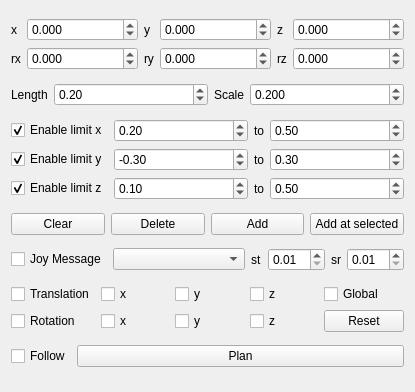
First picture: the form in rqt_interactive_probe/resource/InteractiveProbe.ui, repository hiveground-ros-package/hiveground_rqt, before the edit.
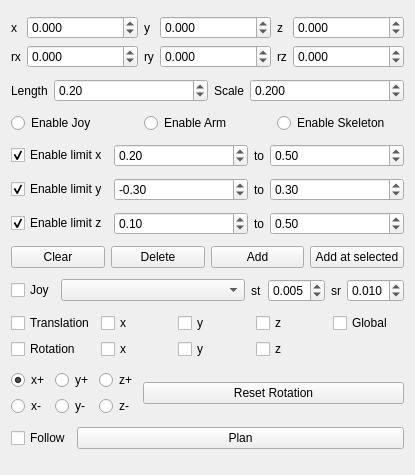
Second picture: the form after the edit.

Commit message: work with arm and skeleton gestures

```diff
--- a/rqt_interactive_probe/resource/InteractiveProbe.ui
+++ b/rqt_interactive_probe/resource/InteractiveProbe.ui
@@ -7,7 +7,7 @@
     <x>0</x>
     <y>0</y>
     <width>415</width>
-    <height>392</height>
+    <height>475</height>
    </rect>
   </property>
   <property name="sizePolicy">
@@ -19,7 +19,7 @@
   <property name="windowTitle">
    <string>Interactive Probe</string>
   </property>
-  <layout class="QVBoxLayout" name="verticalLayout_2">
+  <layout class="QVBoxLayout" name="verticalLayout_4">
    <item>
     <layout class="QHBoxLayout" name="horizontalLayout_2">
      <item>
@@ -289,10 +289,36 @@
     </layout>
    </item>
    <item>
-    <layout class="QVBoxLayout" name="verticalLayout">
-     <item>
       <layout class="QHBoxLayout" name="horizontalLayout_6">
        <item>
+      <widget class="QRadioButton" name="enable_joy">
+       <property name="text">
+        <string>Enable Joy</string>
+       </property>
+       <property name="checked">
+        <bool>true</bool>
+       </property>
+      </widget>
+     </item>
+     <item>
+      <widget class="QRadioButton" name="enable_arm">
+       <property name="text">
+        <string>Enable Arm</string>
+       </property>
+      </widget>
+     </item>
+     <item>
+      <widget class="QRadioButton" name="enable_skeleton">
+       <property name="text">
+        <string>Enable Skeleton</string>
+       </property>
+      </widget>
+     </item>
+    </layout>
+   </item>
+   <item>
+    <layout class="QHBoxLayout" name="horizontalLayout_9">
+     <item>
         <widget class="QCheckBox" name="enable_limit_x_check_box">
          <property name="text">
           <string>Enable limit x</string>
@@ -485,8 +511,6 @@
        </item>
       </layout>
      </item>
-    </layout>
-   </item>
    <item>
     <layout class="QHBoxLayout" name="horizontalLayout_3">
      <item>
@@ -524,7 +548,7 @@
      <item>
       <widget class="QCheckBox" name="joy_topic_check_box">
        <property name="text">
-        <string>Joy Message</string>
+        <string>Joy</string>
        </property>
       </widget>
      </item>
@@ -547,8 +571,20 @@
      </item>
      <item>
       <widget class="QDoubleSpinBox" name="joy_translation_scaling_spin_box">
+       <property name="decimals">
+        <number>3</number>
+       </property>
        <property name="minimum">
-        <double>0.010000000000000</double>
+        <double>0.001000000000000</double>
+       </property>
+       <property name="maximum">
+        <double>1.000000000000000</double>
+       </property>
+       <property name="singleStep">
+        <double>0.001000000000000</double>
+       </property>
+       <property name="value">
+        <double>0.005000000000000</double>
        </property>
       </widget>
      </item>
@@ -561,7 +597,19 @@
      </item>
      <item>
       <widget class="QDoubleSpinBox" name="joy_rotation_scaling_spin_box">
+       <property name="decimals">
+        <number>3</number>
+       </property>
        <property name="minimum">
+        <double>0.001000000000000</double>
+       </property>
+       <property name="maximum">
+        <double>1.000000000000000</double>
+       </property>
+       <property name="singleStep">
+        <double>0.001000000000000</double>
+       </property>
+       <property name="value">
         <double>0.010000000000000</double>
        </property>
       </widget>
@@ -633,10 +681,77 @@
        </property>
       </widget>
      </item>
-     <item row="1" column="4">
+    </layout>
+   </item>
+   <item>
+    <layout class="QHBoxLayout" name="horizontalLayout_10">
+     <item>
+      <layout class="QVBoxLayout" name="verticalLayout">
+       <item>
+        <widget class="QRadioButton" name="xplus">
+         <property name="text">
+          <string>x+</string>
+         </property>
+         <property name="checked">
+          <bool>true</bool>
+         </property>
+        </widget>
+       </item>
+       <item>
+        <widget class="QRadioButton" name="xminus">
+         <property name="text">
+          <string>x-</string>
+         </property>
+        </widget>
+       </item>
+      </layout>
+     </item>
+     <item>
+      <layout class="QVBoxLayout" name="verticalLayout_2">
+       <item>
+        <widget class="QRadioButton" name="yplus">
+         <property name="text">
+          <string>y+</string>
+         </property>
+        </widget>
+       </item>
+       <item>
+        <widget class="QRadioButton" name="yminus">
+         <property name="text">
+          <string>y-</string>
+         </property>
+        </widget>
+       </item>
+      </layout>
+     </item>
+     <item>
+      <layout class="QVBoxLayout" name="verticalLayout_3">
+       <item>
+        <widget class="QRadioButton" name="zplus">
+         <property name="text">
+          <string>z+</string>
+         </property>
+        </widget>
+       </item>
+       <item>
+        <widget class="QRadioButton" name="zminus">
+         <property name="text">
+          <string>z-</string>
+         </property>
+        </widget>
+       </item>
+      </layout>
+     </item>
+     <item>
       <widget class="QPushButton" name="reset_rotation">
+       <property name="sizePolicy">
+        <sizepolicy hsizetype="Expanding" vsizetype="Fixed">
+         <horstretch>0</horstretch>
+         <verstretch>0</verstretch>
+        </sizepolicy>
+       </property>
        <property name="text">
-        <string>Reset</string>
+        <string>Reset Rotation</string>
        </property>
       </widget>
      </item>
```
Left out of the diff: 10 changed lines with no effect on the pictures. Lines whose indentation alone changed are shown as unchanged. The commit also changes 1 other file.
